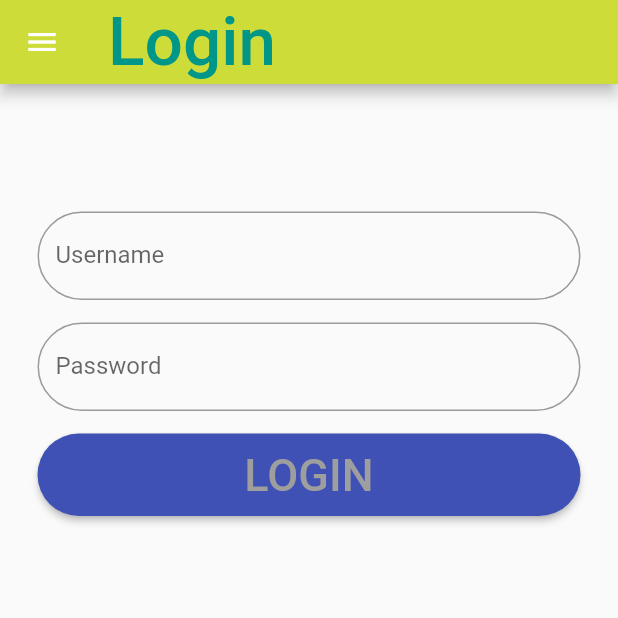
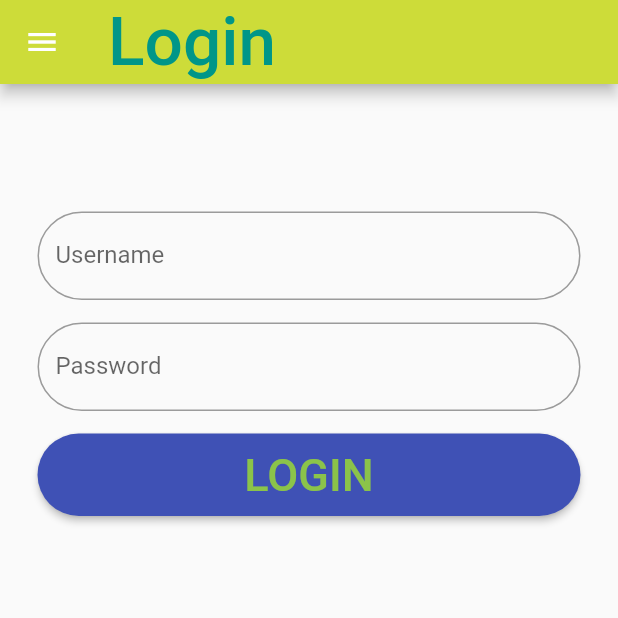
Before and after one commit to AiswaryaAjayakumar/students-app, a Flutter app: the screen it shows after launch, in the side drawer, after a tap on "Login", on a phone screen of 412 x 824 dp, the top half of it. Run offline on Flutter 3.47's test engine with Material 2 defaults, Android fonts, the phone set to English and light mode, and no system bars; network calls fail.

Commit message:
button color changed

```diff
--- a/lib/screens/login.dart
+++ b/lib/screens/login.dart
@@ -75,7 +75,7 @@ class _LoginState extends State<Login> {
                     },
                     child: Text("LOGIN",
                       style: TextStyle(
-                          color: Colors.grey,
+                          color: Colors.lightGreen,
                           fontSize: 30
                       ),
                     ),
```
